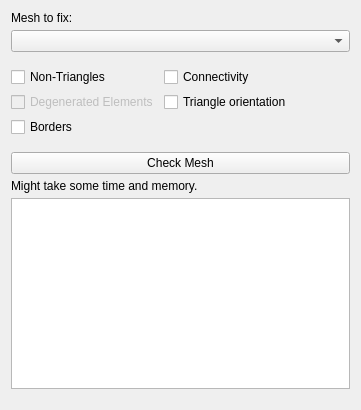
Above: src/view/meshcheck.ui from PeterZs/ShapeAnalyzer before the change. Below: the same form after it.
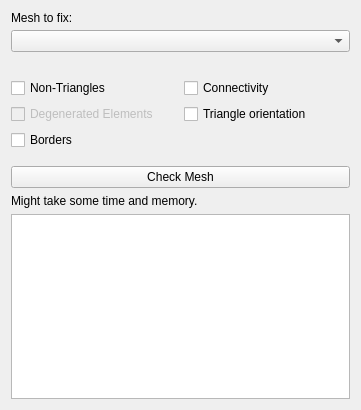
That is the form after the change.

What changed in the file:
```diff
--- a/src/view/meshcheck.ui
+++ b/src/view/meshcheck.ui
@@ -13,9 +13,9 @@
   <property name="windowTitle">
    <string>Form</string>
   </property>
-  <layout class="QVBoxLayout" name="verticalLayout_2">
-   <item>
     <layout class="QVBoxLayout" name="verticalLayout">
+   <item>
+    <layout class="QVBoxLayout" name="verticalLayout_2">
      <property name="spacing">
       <number>5</number>
      </property>
@@ -35,11 +35,10 @@
      <item>
       <widget class="QComboBox" name="comboBox"/>
      </item>
+    </layout>
+   </item>
      <item>
-      <layout class="QFormLayout" name="formLayout">
-       <property name="labelAlignment">
-        <set>Qt::AlignLeading|Qt::AlignLeft|Qt::AlignVCenter</set>
-       </property>
+    <layout class="QGridLayout" name="gridLayout">
        <property name="topMargin">
         <number>10</number>
        </property>
@@ -102,8 +101,6 @@
      </item>
      <item>
       <widget class="QTextBrowser" name="outputField"/>
-     </item>
-    </layout>
    </item>
   </layout>
  </widget>
```
Lines whose indentation alone changed are shown as unchanged.
